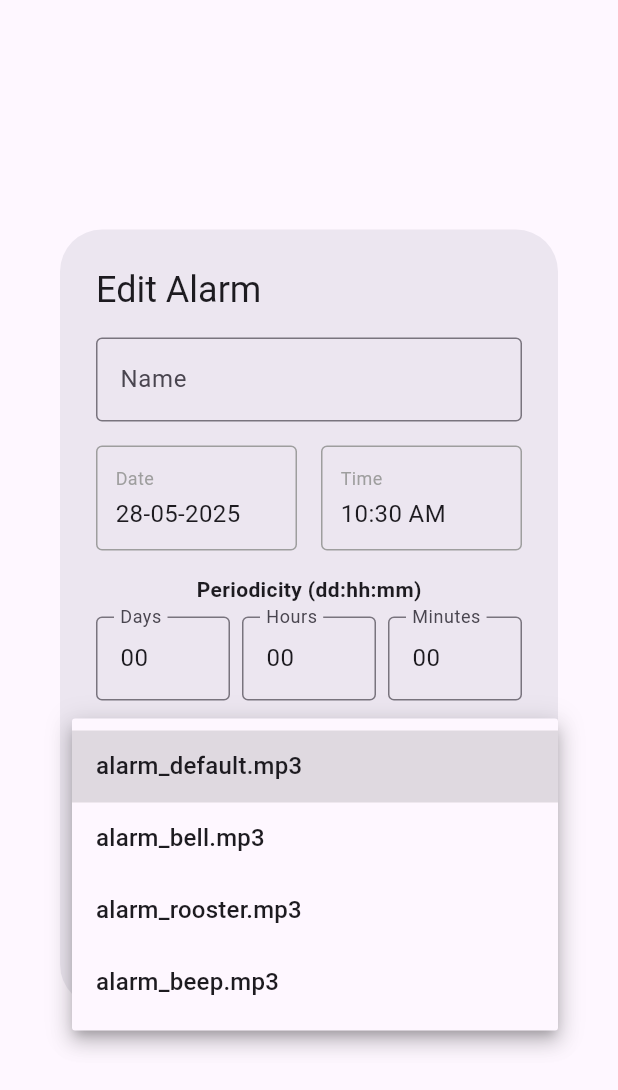
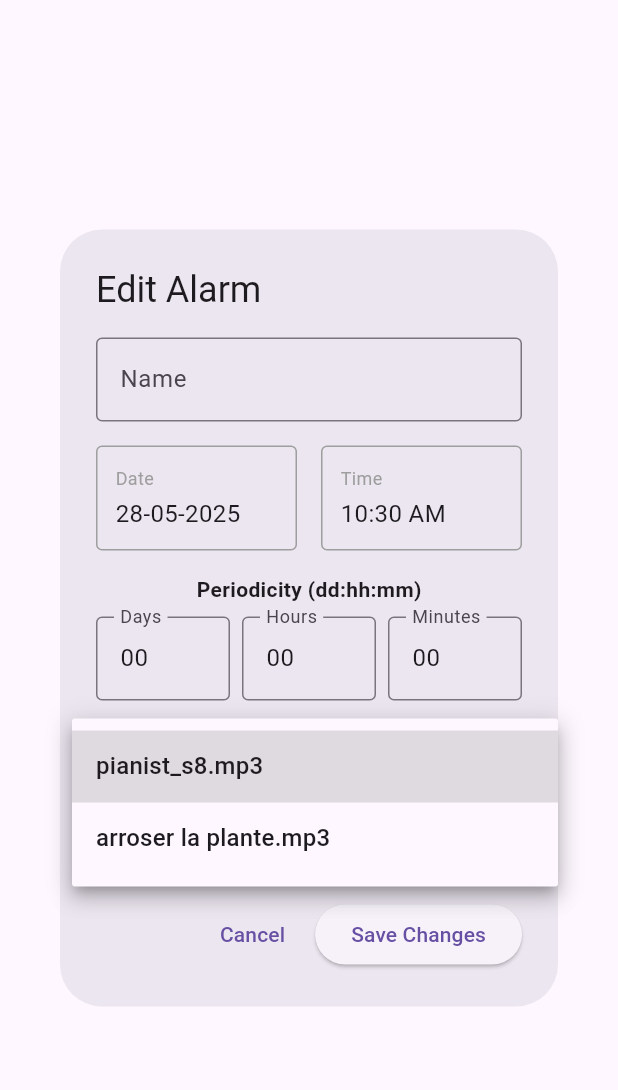
Before and after one commit to Archanciel/alarm_manager, a Flutter app: the EditAlarmDialog widget shown alone on an empty page, opened directly with empty values, after a tap on "Audio File", on a phone screen of 412 x 824 dp. Shown: the top 1090 px of the screen. Run offline on Flutter 3.47's test engine with Material 3 defaults, Android fonts, the phone set to English and light mode, and no system bars; our stand-ins replace audioplayers, flutter_local_notifications, logger, permission_handler, shared_preferences, timezone; missing offline and left inert: android_alarm_manager_plus; accounts and stored records are empty.

Commit message:
modified audio and removed repeating them

```diff
--- a/lib/services/audio_service.dart
+++ b/lib/services/audio_service.dart
@@ -17,7 +17,6 @@ class AudioService {
       _currentAlarmFile = audioFile;
 
       // Configure audio player settings
-      await _audioPlayer.setReleaseMode(ReleaseMode.release); // Loop the alarm
       await _audioPlayer.setVolume(1.0); // Maximum volume
 
       // Play the custom sound from assets
--- a/lib/views/add_alarm_view.dart
+++ b/lib/views/add_alarm_view.dart
@@ -22,13 +22,11 @@ class _AddAlarmDialogState extends State<AddAlarmDialog> {
 
   TimeOfDay _selectedTime = TimeOfDay.now();
   DateTime _selectedDate = DateTime.now();
-  String _selectedAudioFile = 'alarm_default.mp3';
+  String _selectedAudioFile = 'pianist_s8.mp3';
 
   final List<String> _audioFiles = [
-    'alarm_default.mp3',
-    'alarm_bell.mp3',
-    'alarm_rooster.mp3',
-    'alarm_beep.mp3',
+    'pianist_s8.mp3',
+    'arroser la plante.mp3',
   ];
 
   @override
--- a/lib/views/edit_alarm_dialog.dart
+++ b/lib/views/edit_alarm_dialog.dart
@@ -28,10 +28,8 @@ class _EditAlarmDialogState extends State<EditAlarmDialog> {
   late String _selectedAudioFile;
 
   final List<String> _audioFiles = [
-    'alarm_default.mp3',
-    'alarm_bell.mp3',
-    'alarm_rooster.mp3',
-    'alarm_beep.mp3',
+    'pianist_s8.mp3',
+    'arroser la plante.mp3',
   ];
 
   @override
```
Also changed, not shown: 6 other files.
